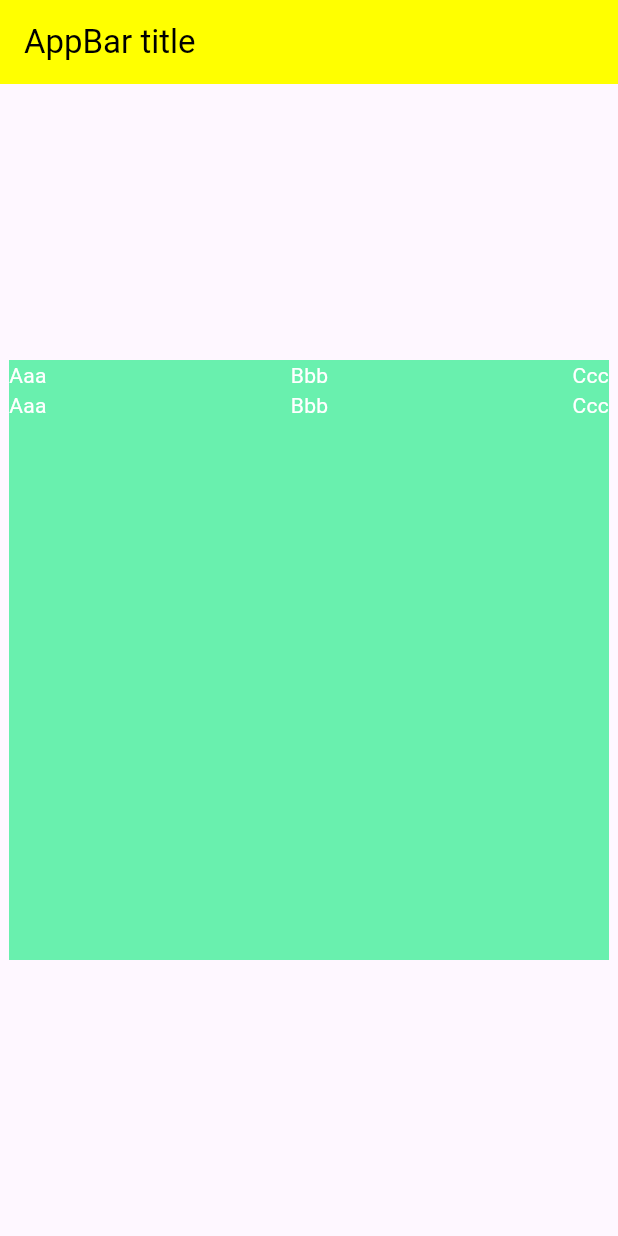
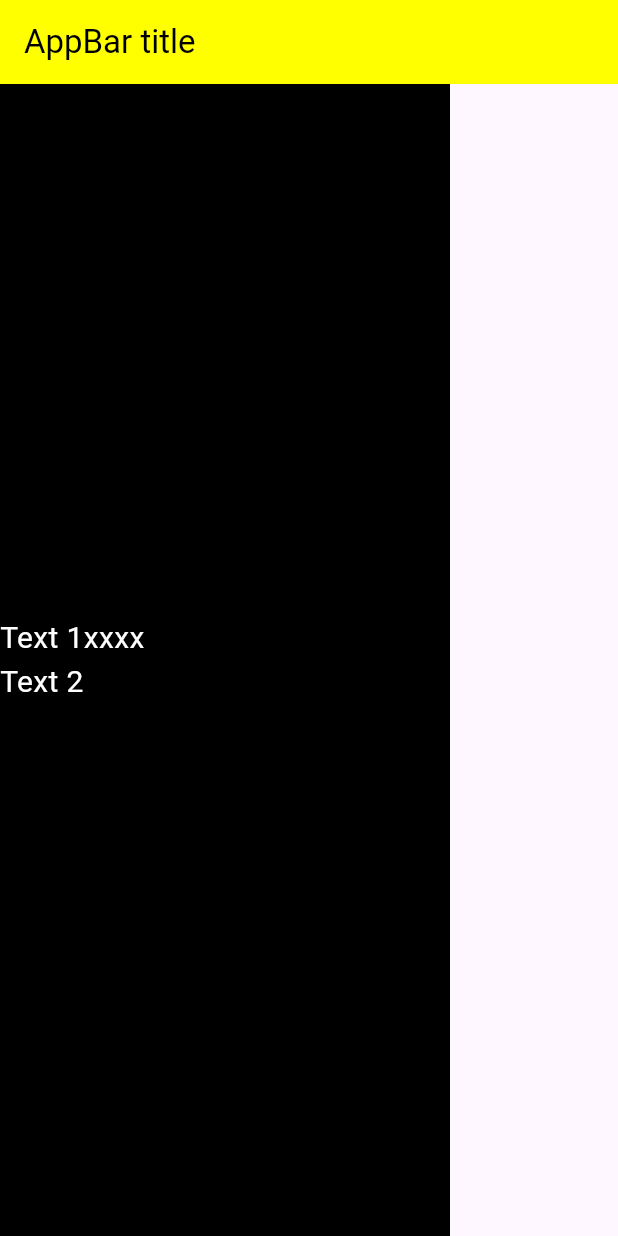
Before and after one commit to ibahas/FlutterApp, a Flutter app: the screen it shows after launch, on a phone screen of 412 x 824 dp. Run offline on Flutter 3.47's test engine with Material 3 defaults, Android fonts, the phone set to English and light mode, and no system bars.

Commit message:
Column&Row#Aligment,Cross...

```diff
--- a/lib/main.dart
+++ b/lib/main.dart
@@ -10,12 +10,16 @@ import 'text.dart';
 
 void main() => runApp(const MyApp());
 
+Color w = Colors.white;
+Color b = Colors.black;
+
 class MyApp extends StatelessWidget {
   const MyApp({super.key});
 
   @override
   Widget build(BuildContext context) {
     return MaterialApp(
+      debugShowCheckedModeBanner: false,
       title: 'Flutter app',
       theme: ThemeData(
         primarySwatch: Colors.green,
@@ -38,80 +42,43 @@ class _MyHomePage extends State<MyHomePage> {
     return Scaffold(
       appBar: AppBar(
         backgroundColor: Colors.yellowAccent,
-        title: const Text(
+        title: Text(
           'AppBar title',
           style: TextStyle(
-            color: Colors.black,
+            color: b,
           ),
         ),
       ),
+      //Rwo
+      // body: Container(
+      //   width: double.infinity,
+      //   color: b,
+      //   child: Row(
+      //     mainAxisAlignment: MainAxisAlignment.center,
+      //     // crossAxisAlignment: CrossAxisAlignment.start,
+      //     // crossAxisAlignment: CrossAxisAlignment.end,
+      //     // crossAxisAlignment: CrossAxisAlignment.stretch,
+      //     children: <Widget>[
+      //       Text('Text 1xxxx', style: TextStyle(color: w, fontSize: 20)),
+      //       MyText('Text 2', s20),
+      //     ],
+      //   ),
+      // ),
+      //Column
       body: Container(
-        // color: Colors.redAccent,
-        alignment: Alignment.center,
-        child: Stack(
-          // alignment: AlignmentDirectional.topEnd,
-          // alignment: AlignmentDirectional.topCenter,
-          // alignment: Alignment.topRight,
-          // alignment: Alignment.center,
-          // alignment: Alignment.centerRight,
-          alignment: Alignment.centerLeft,
+        width: 300,
+      //   width: double.infinity,
+        color: b,
+        child: Column(
+          mainAxisAlignment: MainAxisAlignment.center,
+          // crossAxisAlignment: CrossAxisAlignment.start,
+          // crossAxisAlignment: CrossAxisAlignment.end,
+          crossAxisAlignment: CrossAxisAlignment.stretch,
           children: <Widget>[
-            Container(
-              width: 400,
-              height: 400,
-              color: Colors.greenAccent,
-              child: Column(
-                // mainAxisAlignment: MainAxisAlignment.spaceAround,
-                // mainAxisAlignment: MainAxisAlignment.spaceBetween,
-                // mainAxisAlignment: MainAxisAlignment.spaceBetween,
-                children: <Widget>[
-                  Row(
-                    mainAxisAlignment: MainAxisAlignment.spaceBetween,
-                    children: <Widget>[
-                      MyText('Aaa', s),
-                      MyText('Bbb', s),
-                      MyText('Ccc', s),
-                    ],
-                  ),
-                  Row(
-                    mainAxisAlignment: MainAxisAlignment.spaceBetween,
-                    children: <Widget>[
-                      MyText('Aaa', s),
-                      MyText('Bbb', s),
-                      MyText('Ccc', s),
-                    ],
-                  ),
-                ],
-              ),
-            ),
+            Text('Text 1xxxx', style: TextStyle(color: w, fontSize: 20)),
+            MyText('Text 2', s20),
           ],
         ),
-        // margin: const EdgeInsets.all(8)
-        // margin: const EdgeInsets.fromLTRB(30, 10, 30, 8),
-        // margin: const EdgeInsets.symmetric(vertical: 8.0, horizontal: 18.0),
-        // margin: const EdgeInsets.only(top: 10),
-        // // padding: EdgeInsets.fromLTRB(left, top, right, bottom),
-        // // padding: const EdgeInsets.only(top: 10, bottom: 10),
-        // padding: const EdgeInsets.all(8.0),
-        // // height: double.infinity,
-        // // alignment: Alignment.center,
-        // child: Row(
-        //   // mainAxisAlignment: MainAxisAlignment.center,
-        //   children: <Widget>[
-        //     Padding(
-        //         padding: const EdgeInsets.all(8.0),
-        //         child: MyText(
-        //           'Aaaa',
-        //           s,
-        //         )),
-        //     Padding(
-        //         padding: const EdgeInsets.all(8.0),
-        //         child: MyText(
-        //           'Bbbb',
-        //           s2,
-        //         )),
-        //   ],
-        // ),
       ),
     );
   }
--- a/lib/text.dart
+++ b/lib/text.dart
@@ -1,24 +1,25 @@
 import 'package:flutter/material.dart';
 
+TextStyle s24 = const TextStyle(
+  color: Colors.white,
+  fontSize: 24,
+);
 
- TextStyle s = const TextStyle(
+TextStyle s20 = const TextStyle(
   color: Colors.white,
- );
-
- TextStyle s2 = const TextStyle(
-  color: Colors.black,
- );
+  fontSize: 20,
+);
 
 class MyText extends StatelessWidget {
-  String _text;
-  TextStyle _style;
+  final String _text;
+  final TextStyle _style;
 
-  MyText(this._text, this._style);
+  const MyText(this._text, this._style, {super.key});
 
   @override
   Widget build(BuildContext context) {
     return Text(
-      this._text,
+      _text,
       style: _style,
     );
   }
```
